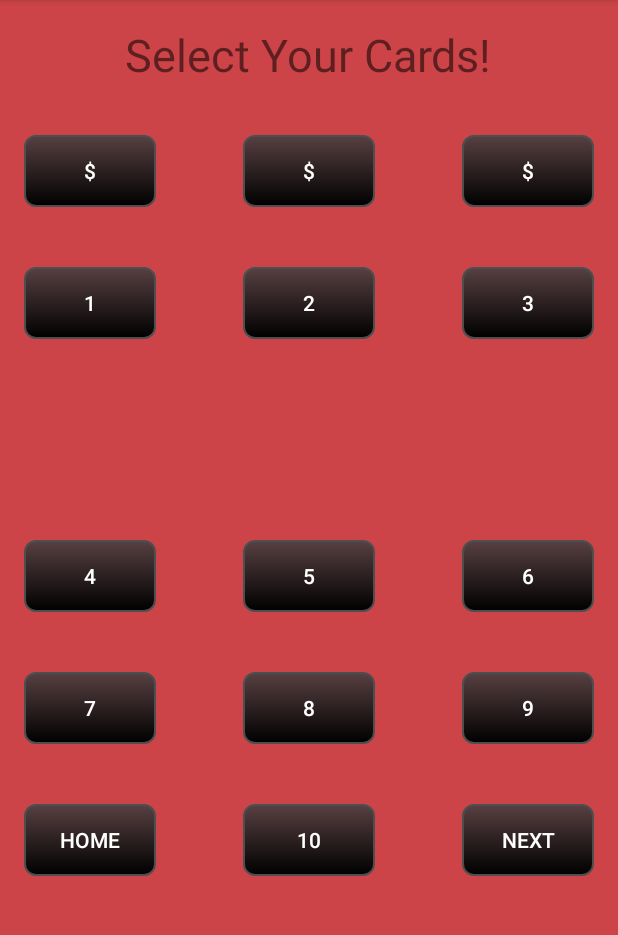
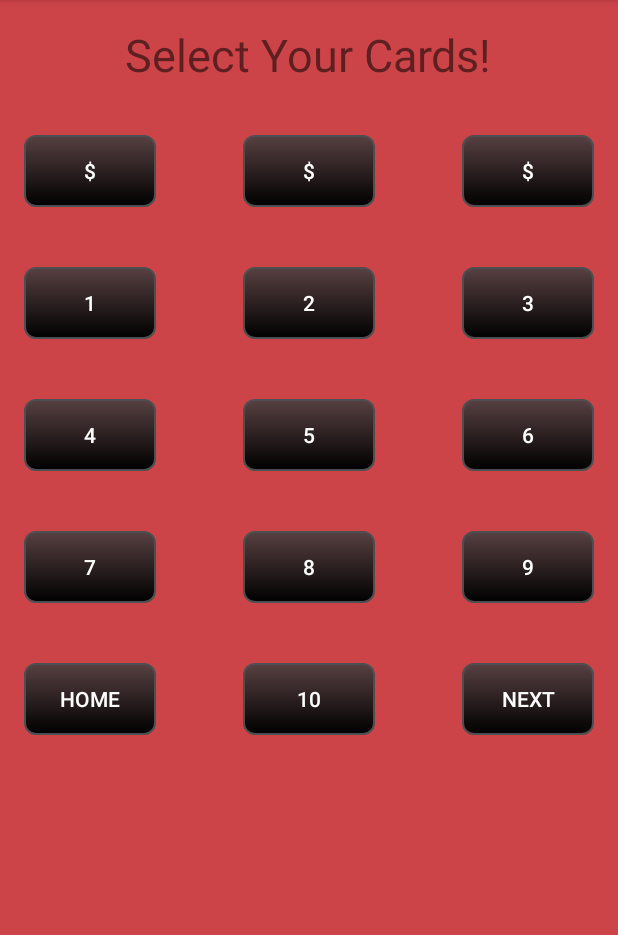
Before and after one commit to chrisjmendoza/LostCitiesCounter, an Android app: the CardSelector screen opened directly, with no data from a screen before it, on a phone screen of 412 x 824 dp, the part 84-1019 px from its top. Run offline under Robolectric (Android 15) with nearby library versions, the phone set to English and light mode, and no system bars.

Commit message:
Fixes to CardSelector button layout

```diff
--- a/app/src/main/res/layout/content_card_selector.xml
+++ b/app/src/main/res/layout/content_card_selector.xml
@@ -108,6 +108,7 @@
         android:layout_height="wrap_content"
         android:layout_alignParentLeft="true"
         android:layout_alignParentStart="true"
+        android:layout_below="@+id/button1"
         android:layout_centerVertical="true"
         android:layout_marginTop="40dp"
         android:background="@drawable/bg_button"
```
